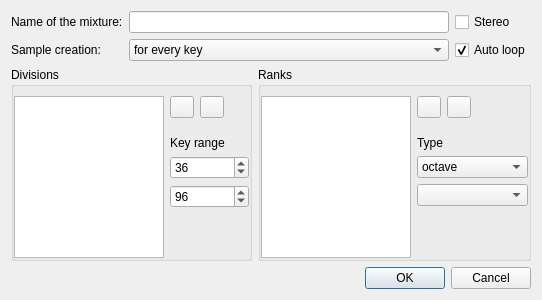
Qt form sources/editor/tools/mixture_creation/toolmixturecreation_gui.ui (davy7125/polyphone) before a commit.
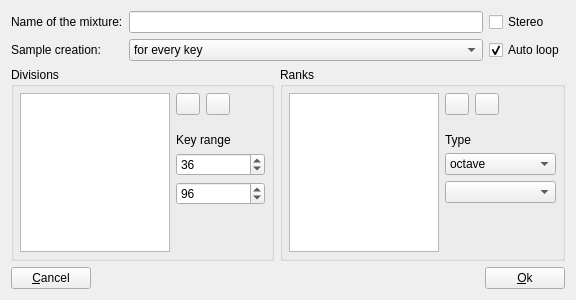
The same form after that commit. Icons and pictures are not drawn. Custom widgets are drawn as their Qt base class.

What changed in the file:
```diff
--- a/sources/editor/tools/mixture_creation/toolmixturecreation_gui.ui
+++ b/sources/editor/tools/mixture_creation/toolmixturecreation_gui.ui
@@ -6,7 +6,7 @@
    <rect>
     <x>0</x>
     <y>0</y>
-    <width>542</width>
+    <width>576</width>
     <height>300</height>
    </rect>
   </property>
@@ -86,16 +86,16 @@
        </property>
        <layout class="QGridLayout" name="gridLayout_2" columnstretch="100,0,0,0">
         <property name="leftMargin">
-         <number>0</number>
+         <number>6</number>
         </property>
         <property name="topMargin">
-         <number>9</number>
+         <number>6</number>
         </property>
         <property name="rightMargin">
-         <number>0</number>
+         <number>6</number>
         </property>
         <property name="bottomMargin">
-         <number>0</number>
+         <number>6</number>
         </property>
         <property name="verticalSpacing">
          <number>6</number>
@@ -262,16 +262,16 @@
        </property>
        <layout class="QGridLayout" name="gridLayout_3" columnstretch="100,0,0,0">
         <property name="leftMargin">
-         <number>0</number>
+         <number>6</number>
         </property>
         <property name="topMargin">
-         <number>9</number>
+         <number>6</number>
         </property>
         <property name="rightMargin">
-         <number>0</number>
+         <number>6</number>
         </property>
         <property name="bottomMargin">
-         <number>0</number>
+         <number>6</number>
         </property>
         <property name="verticalSpacing">
          <number>6</number>
@@ -467,14 +467,35 @@
     </layout>
    </item>
    <item>
-    <widget class="QDialogButtonBox" name="buttonBox">
-     <property name="orientation">
-      <enum>Qt::Horizontal</enum>
-     </property>
-     <property name="standardButtons">
-      <set>QDialogButtonBox::Cancel|QDialogButtonBox::Ok</set>
-     </property>
-    </widget>
+    <layout class="QHBoxLayout" name="horizontalLayout">
+     <item>
+      <widget class="QPushButton" name="pushCancel">
+       <property name="text">
+        <string>&amp;Cancel</string>
+       </property>
+      </widget>
+     </item>
+     <item>
+      <spacer name="horizontalSpacer_3">
+       <property name="orientation">
+        <enum>Qt::Horizontal</enum>
+       </property>
+       <property name="sizeHint" stdset="0">
+        <size>
+         <width>40</width>
+         <height>20</height>
+        </size>
+       </property>
+      </spacer>
+     </item>
+     <item>
+      <widget class="QPushButton" name="pushOk">
+       <property name="text">
+        <string>&amp;Ok</string>
+       </property>
+      </widget>
+     </item>
+    </layout>
    </item>
   </layout>
  </widget>
```
Left out of the diff: 6 changed lines with no effect on the pictures.
